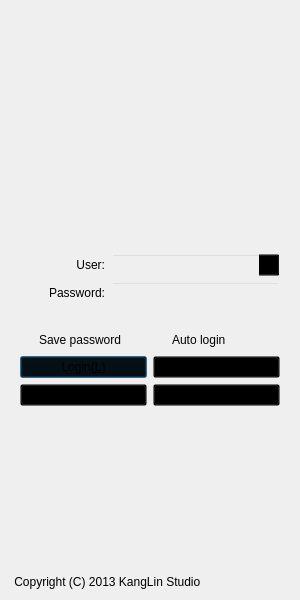
Qt form Src/Widgets/FrmLogin/FrmLogin.ui (KangLin/RabbitIm) before a commit.
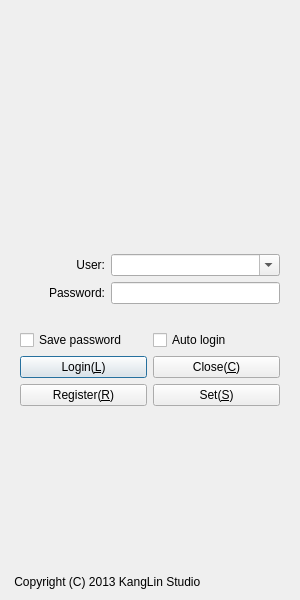
The same form after that commit. Icons and pictures are not drawn.

Commit message: Modify login widge

What changed in the file:
```diff
--- a/Src/Widgets/FrmLogin/FrmLogin.ui
+++ b/Src/Widgets/FrmLogin/FrmLogin.ui
@@ -60,7 +60,7 @@
       <bool>false</bool>
      </property>
      <property name="styleSheet">
-      <string notr="true">background-color: transparent</string>
+      <string notr="true"/>
      </property>
      <layout class="QGridLayout" name="gridLayout">
       <item row="0" column="0">
```
